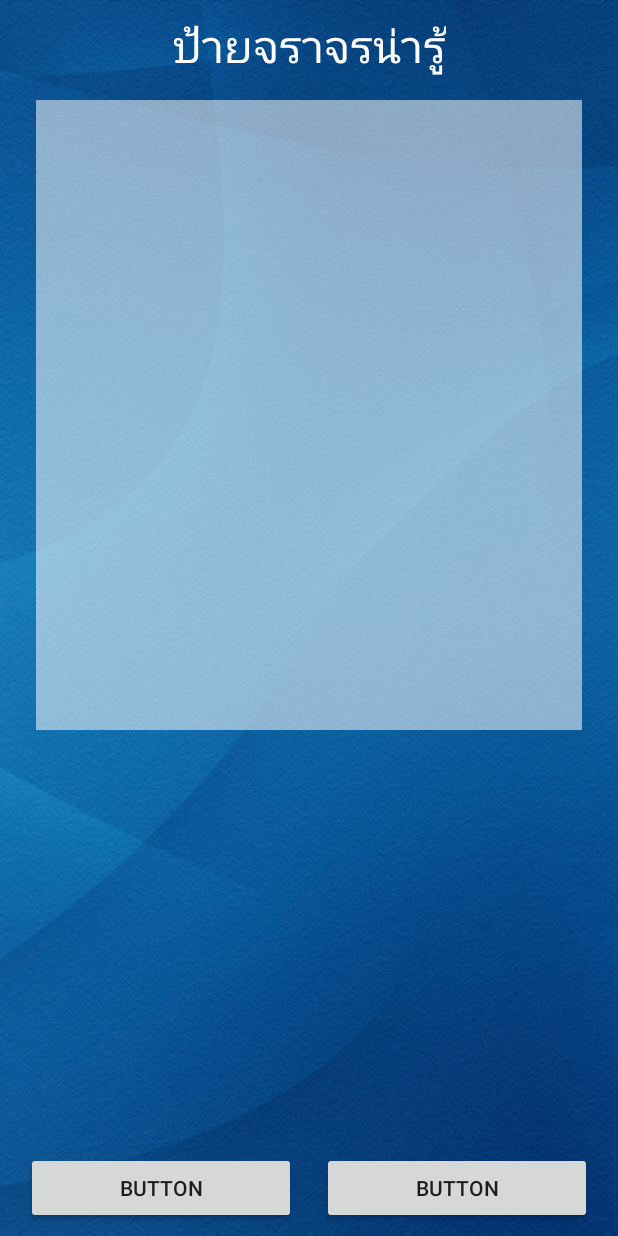
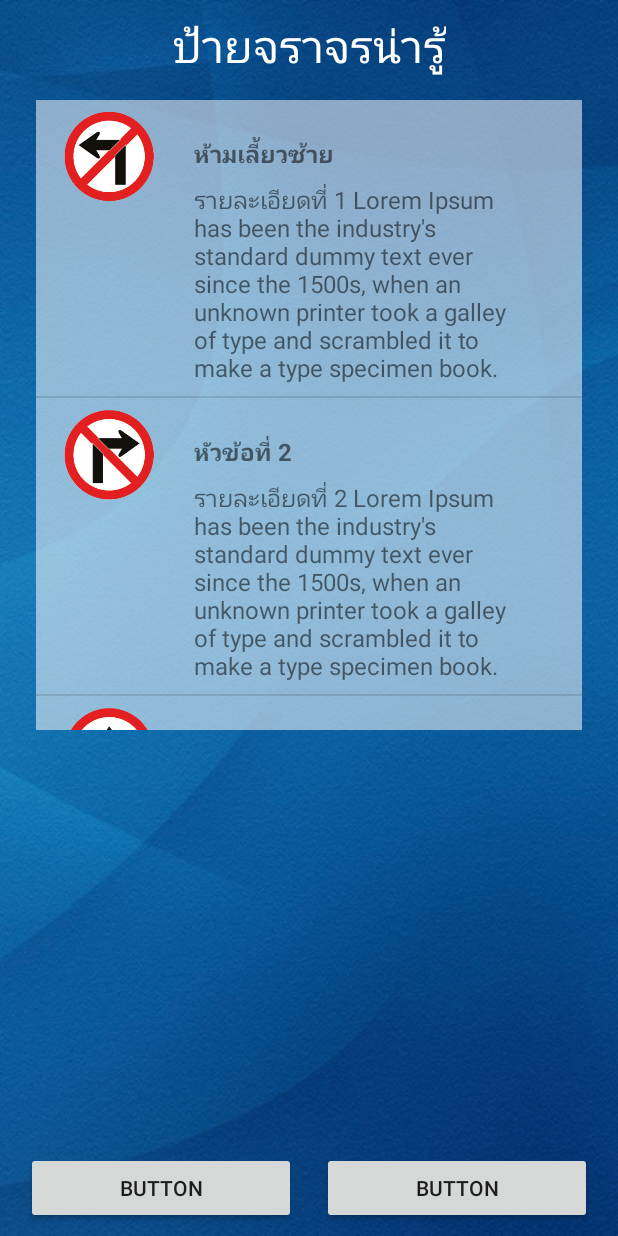
Before and after one commit to u5811020660041/TrafficeSignApp1, an Android app: the screen it shows after launch (MainActivity), on a phone screen of 412 x 824 dp. Run offline under Robolectric (Android 15) with nearby library versions, the phone set to English and light mode, and no system bars.

Commit message:
Show List View

```diff
--- a/app/src/main/java/sdu/cs58/trirapat/trafficesignapp/MainActivity.java
+++ b/app/src/main/java/sdu/cs58/trirapat/trafficesignapp/MainActivity.java
@@ -2,12 +2,32 @@ package sdu.cs58.trirapat.trafficesignapp;
 
 import android.support.v7.app.AppCompatActivity;
 import android.os.Bundle;
+import android.widget.ListView;
 
 public class MainActivity extends AppCompatActivity {
+
+    //ผูกตัวแปร
+    ListView listView;
+    private int[] ints = new int[]{R.drawable.traffic_01,R.drawable.traffic_02,R.drawable.traffic_03,R.drawable.traffic_04,
+            R.drawable.traffic_05,R.drawable.traffic_06,R.drawable.traffic_07,R.drawable.traffic_08,R.drawable.traffic_09,
+            R.drawable.traffic_10,R.drawable.traffic_11,R.drawable.traffic_12,R.drawable.traffic_13,R.drawable.traffic_14,
+            R.drawable.traffic_15,R.drawable.traffic_16,R.drawable.traffic_17,R.drawable.traffic_18,R.drawable.traffic_19,
+            R.drawable.traffic_20};
+    private String[] titleStrings, detailStrings;
 
     @Override
     protected void onCreate(Bundle savedInstanceState) {
         super.onCreate(savedInstanceState);
         setContentView(R.layout.activity_main);
+
+        listView = findViewById(R.id.listView);
+
+        //เอาค่าจาก XML ที่ไฟล์ my_content มาแสดงผล
+        titleStrings = getResources().getStringArray(R.array.title);
+        detailStrings = getResources().getStringArray(R.array.detail);
+
+        MyAdapter myAdapter = new MyAdapter(MainActivity.this, ints, titleStrings, detailStrings);
+        listView.setAdapter(myAdapter);
+
     }//end onCreate Method
 }//end class
--- /dev/null
+++ b/app/src/main/java/sdu/cs58/trirapat/trafficesignapp/MyAdapter.java
@@ -0,0 +1,62 @@
+package sdu.cs58.trirapat.trafficesignapp;
+
+import android.content.Context;
+import android.view.LayoutInflater;
+import android.view.View;
+import android.view.ViewGroup;
+import android.widget.BaseAdapter;
+import android.widget.ImageView;
+import android.widget.TextView;
+
+/**
+ * Created by 37-SDU on 03/28/18.
+ */
+
+//คลาสนี้ทำหน้าที่สร้าง layout(mylistview) เสมือน เพื่อนำไปแสดงผลที่หน้า MainActivity
+
+public class MyAdapter extends BaseAdapter{
+    //ประกาศตัวแปร
+    private Context context;
+    private int[] ints; //เก็บข้อมูลป้ายชื่อจราจร
+    private String[] titleStrings , detailStrings; //เก็บข้อมูลชื่อกับรายละเอียดของข้อมูลป้ายจราจร
+
+    public MyAdapter(Context context, int[] ints, String[] titleStrings, String[] detailStrings) {
+        this.context = context;
+        this.ints = ints;
+        this.titleStrings = titleStrings;
+        this.detailStrings = detailStrings;
+    }
+
+    @Override
+    public int getCount() { //นับจำนวนข้อมูลใน array แล้วส่งข้อมูลไปยัง Method getView()
+        return ints.length;
+    }
+
+    @Override
+    public Object getItem(int i) {
+        return null;
+    }
+
+    @Override
+    public long getItemId(int i) {
+        return 0;
+    }
+
+    @Override
+    public View getView(int i, View view, ViewGroup viewGroup) { //รับข้อมูลจาก Method getCount() มาแสดงผลบนแอป
+        LayoutInflater layoutInflater = (LayoutInflater) context.getSystemService(Context.LAYOUT_INFLATER_SERVICE);
+        View view1 = layoutInflater.inflate(R.layout.my_listview, viewGroup, false);
+
+        //ผูกตัวแปรบนจาวา กับอิลิเมนท์บน XML ที่หน้า my_listview
+
+        ImageView imageView = view1.findViewById(R.id.imageView);
+        TextView titleTextView = view1.findViewById(R.id.txv1);
+        TextView detailTextView = view1.findViewById(R.id.txv2);
+
+        //นำข้อมูลไปแสดงผลบน App
+        imageView.setImageResource(ints[i]);
+        titleTextView.setText(titleStrings[i]);
+        detailTextView.setText(detailStrings[i]);
+        return view1;
+    }
+}//end class MyAdapter
--- a/app/src/main/res/layout/my_listview.xml
+++ b/app/src/main/res/layout/my_listview.xml
@@ -9,9 +9,11 @@
         android:id="@+id/imageView"
         android:layout_width="@dimen/my_icon"
         android:layout_height="@dimen/my_icon"
+        android:layout_marginTop="8dp"
         app:layout_constraintEnd_toStartOf="@+id/linearLayout"
         app:layout_constraintHorizontal_bias="0.5"
         app:layout_constraintStart_toStartOf="parent"
+        app:layout_constraintTop_toTopOf="parent"
         app:srcCompat="@drawable/traffic_01" />
 
     <LinearLayout
--- /dev/null
+++ b/app/src/main/res/values/my_content.xml
@@ -0,0 +1,52 @@
+<?xml version="1.0" encoding="utf-8"?>
+<resources>
+
+    <string-array name="title">
+        <item>ห้ามเลี้ยวซ้าย</item>
+        <item>หัวข้อที่ 2</item>
+        <item>หัวข้อที่ 3</item>
+        <item>หัวข้อที่ 4</item>
+        <item>หัวข้อที่ 5</item>
+        <item>หัวข้อที่ 6</item>
+        <item>หัวข้อที่ 7</item>
+        <item>หัวข้อที่ 8</item>
+        <item>หัวข้อที่ 9</item>
+        <item>หัวข้อที่ 10</item>
+        <item>หัวข้อที่ 11</item>
+        <item>หัวข้อที่ 12</item>
+        <item>หัวข้อที่ 13</item>
+        <item>หัวข้อที่ 14</item>
+        <item>หัวข้อที่ 15</item>
+        <item>หัวข้อที่ 16</item>
+        <item>หัวข้อที่ 17</item>
+        <item>หัวข้อที่ 18</item>
+        <item>หัวข้อที่ 19</item>
+        <item>หัวข้อที่ 20</item>
+
+    </string-array>
+
+    <string-array name="detail">
+        <item>รายละเอียดที่ 1 Lorem Ipsum has been the industry's standard dummy text ever since the 1500s, when an unknown printer took a galley of type and scrambled it to make a type specimen book.</item>
+        <item>รายละเอียดที่ 2 Lorem Ipsum has been the industry's standard dummy text ever since the 1500s, when an unknown printer took a galley of type and scrambled it to make a type specimen book.</item>
+        <item>รายละเอียดที่ 3 Lorem Ipsum has been the industry's standard dummy text ever since the 1500s, when an unknown printer took a galley of type and scrambled it to make a type specimen book.</item>
+        <item>รายละเอียดที่ 4 Lorem Ipsum has been the industry's standard dummy text ever since the 1500s, when an unknown printer took a galley of type and scrambled it to make a type specimen book.</item>
+        <item>รายละเอียดที่ 5 Lorem Ipsum has been the industry's standard dummy text ever since the 1500s, when an unknown printer took a galley of type and scrambled it to make a type specimen book.</item>
+        <item>รายละเอียดที่ 6 Lorem Ipsum has been the industry's standard dummy text ever since the 1500s, when an unknown printer took a galley of type and scrambled it to make a type specimen book.</item>
+        <item>รายละเอียดที่ 7 Lorem Ipsum has been the industry's standard dummy text ever since the 1500s, when an unknown printer took a galley of type and scrambled it to make a type specimen book.</item>
+        <item>รายละเอียดที่ 8 Lorem Ipsum has been the industry's standard dummy text ever since the 1500s, when an unknown printer took a galley of type and scrambled it to make a type specimen book.</item>
+        <item>รายละเอียดที่ 9 Lorem Ipsum has been the industry's standard dummy text ever since the 1500s, when an unknown printer took a galley of type and scrambled it to make a type specimen book.</item>
+        <item>รายละเอียดที่ 10 Lorem Ipsum has been the industry's standard dummy text ever since the 1500s, when an unknown printer took a galley of type and scrambled it to make a type specimen book.</item>
+        <item>รายละเอียดที่ 11 Lorem Ipsum has been the industry's standard dummy text ever since the 1500s, when an unknown printer took a galley of type and scrambled it to make a type specimen book.</item>
+        <item>รายละเอียดที่ 12 Lorem Ipsum has been the industry's standard dummy text ever since the 1500s, when an unknown printer took a galley of type and scrambled it to make a type specimen book.</item>
+        <item>รายละเอียดที่ 13 Lorem Ipsum has been the industry's standard dummy text ever since the 1500s, when an unknown printer took a galley of type and scrambled it to make a type specimen book.</item>
+        <item>รายละเอียดที่ 14 Lorem Ipsum has been the industry's standard dummy text ever since the 1500s, when an unknown printer took a galley of type and scrambled it to make a type specimen book.</item>
+        <item>รายละเอียดที่ 15 Lorem Ipsum has been the industry's standard dummy text ever since the 1500s, when an unknown printer took a galley of type and scrambled it to make a type specimen book.</item>
+        <item>รายละเอียดที่ 16 Lorem Ipsum has been the industry's standard dummy text ever since the 1500s, when an unknown printer took a galley of type and scrambled it to make a type specimen book.</item>
+        <item>รายละเอียดที่ 17 Lorem Ipsum has been the industry's standard dummy text ever since the 1500s, when an unknown printer took a galley of type and scrambled it to make a type specimen book.</item>
+        <item>รายละเอียดที่ 18 Lorem Ipsum has been the industry's standard dummy text ever since the 1500s, when an unknown printer took a galley of type and scrambled it to make a type specimen book.</item>
+        <item>รายละเอียดที่ 19 Lorem Ipsum has been the industry's standard dummy text ever since the 1500s, when an unknown printer took a galley of type and scrambled it to make a type specimen book.</item>
+        <item>รายละเอียดที่ 20 Lorem Ipsum has been the industry's standard dummy text ever since the 1500s, when an unknown printer took a galley of type and scrambled it to make a type specimen book.</item>
+
+    </string-array>
+
+</resources>
```
